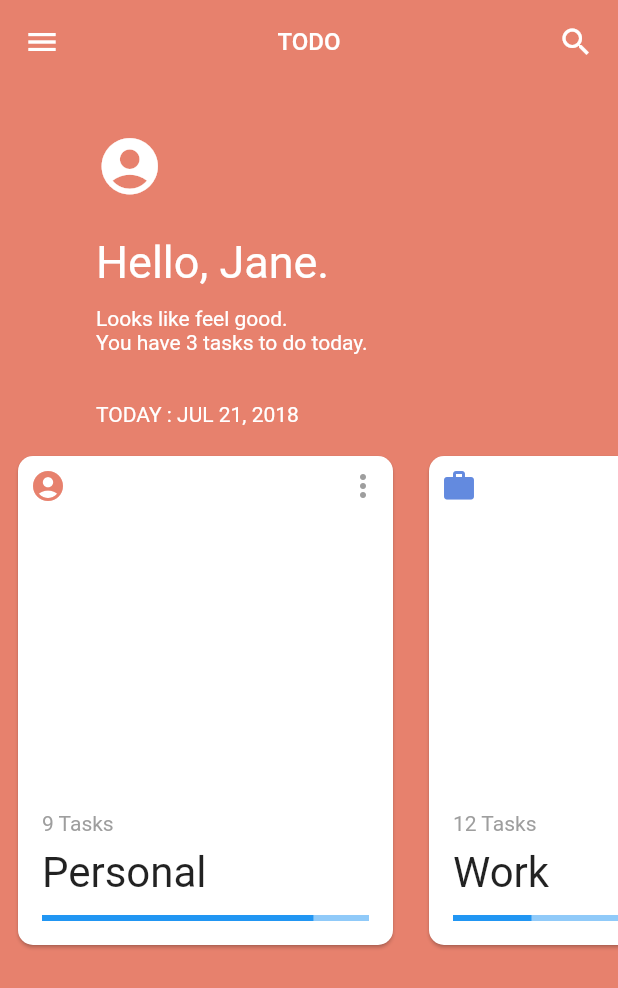
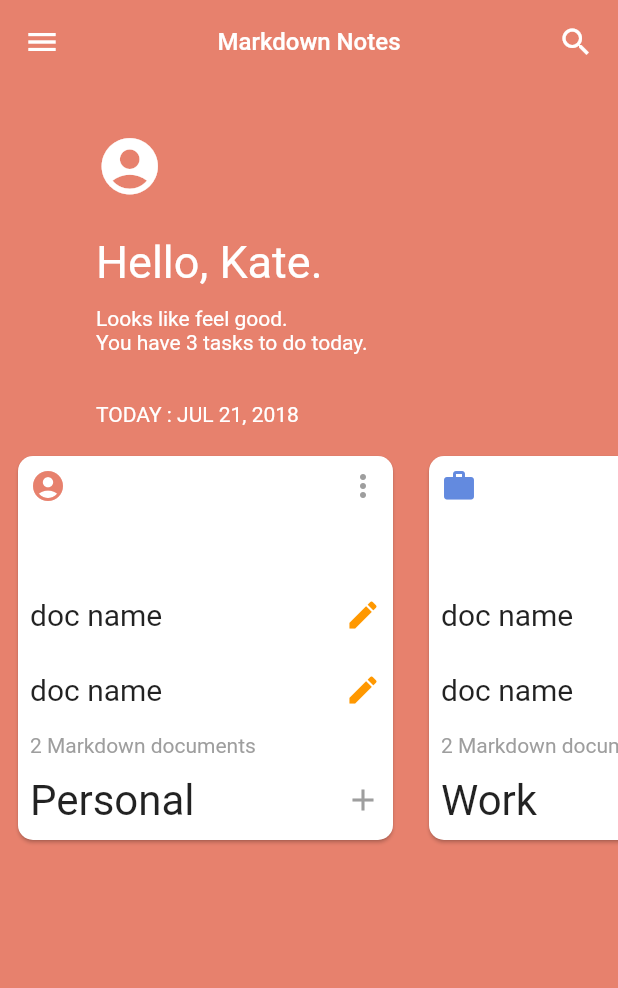
Before and after one commit to Mgrabowski147/MarkdownNotesFlutter, a Flutter app: the screen it shows after launch, on a phone screen of 412 x 824 dp. Shown: the top 988 px of the screen. Run offline on Flutter 3.47's test engine with Material 2 defaults, Android fonts, the phone set to English and light mode, and no system bars; our stand-ins replace flutter_markdown.

Commit message:
Lookup of markdown docs

```diff
--- a/lib/CardItemModel.dart
+++ b/lib/CardItemModel.dart
@@ -1,13 +1,24 @@
-
 import 'package:flutter/material.dart';
 
+import 'editor-widget/mdDocument.dart';
+
 class CardItemModel {
-
   String cardTitle;
   IconData icon;
   int tasksRemaining;
   double taskCompletion;
+  List<MdDocument> documents;
+  Color color;
 
-  CardItemModel(this.cardTitle, this.icon, this.tasksRemaining, this.taskCompletion);
+  CardItemModel(
+      this.cardTitle, this.icon, this.tasksRemaining, this.taskCompletion, this.color) {
+    this.documents = new List();
+    var mockDocument = new MdDocument();
+    mockDocument.name = "doc name";
+    this.documents.add(mockDocument);
 
+    var mockDocument2 = new MdDocument();
+    mockDocument2.name = "doc name";
+    this.documents.add(mockDocument2);
+  }
 }
--- a/lib/ScrollingPage.dart
+++ b/lib/ScrollingPage.dart
@@ -1,5 +1,7 @@
 import 'package:flutter/material.dart';
 import 'CardItemModel.dart';
+import 'editor-widget/markdownEditorWidget.dart';
+import 'editor-widget/mdDocument.dart';
 
 class HomePage extends StatefulWidget {
   @override
@@ -7,20 +9,19 @@ class HomePage extends StatefulWidget {
 }
 
 class _HomePageState extends State<HomePage> with TickerProviderStateMixin {
+  // var appColors = [
+  //   ,
+  //   ,
 
-  var appColors = [
-    Color.fromRGBO(231, 129, 109, 1.0),
-    Color.fromRGBO(99, 138, 223, 1.0),
-    Color.fromRGBO(111, 194, 173, 1.0)
-  ];
+  // ];
   var cardIndex = 0;
   ScrollController scrollController;
   var currentColor = Color.fromRGBO(231, 129, 109, 1.0);
 
   var cardsList = [
-    CardItemModel("Personal", Icons.account_circle, 9, 0.83),
-    CardItemModel("Work", Icons.work, 12, 0.24),
-    CardItemModel("Home", Icons.home, 7, 0.32)
+    CardItemModel("Personal", Icons.account_circle, 9, 0.83, Color.fromRGBO(231, 129, 109, 1.0)),
+    CardItemModel("Work", Icons.work, 12, 0.24, Color.fromRGBO(99, 138, 223, 1.0)),
+    CardItemModel("Home", Icons.home, 7, 0.32, Color.fromRGBO(111, 194, 173, 1.0))
   ];
 
   AnimationController animationController;
@@ -38,7 +39,10 @@ class _HomePageState extends State<HomePage> with TickerProviderStateMixin {
     return new Scaffold(
       backgroundColor: currentColor,
       appBar: new AppBar(
-        title: new Text("TODO", style: TextStyle(fontSize: 16.0),),
+        title: new Text(
+          "Markdown Notes",
+          style: TextStyle(fontSize: 16.0),
+        ),
         backgroundColor: currentColor,
         centerTitle: true,
         actions: <Widget>[
@@ -55,8 +59,8 @@ class _HomePageState extends State<HomePage> with TickerProviderStateMixin {
           children: <Widget>[
             Row(),
             Padding(
-              padding: const EdgeInsets.symmetric(
-                  horizontal: 64.0, vertical: 24.0),
+              padding:
+                  const EdgeInsets.symmetric(horizontal: 64.0, vertical: 24.0),
               child: Container(
                 child: Column(
                   crossAxisAlignment: CrossAxisAlignment.start,
@@ -64,19 +68,31 @@ class _HomePageState extends State<HomePage> with TickerProviderStateMixin {
                     Padding(
                       padding: const EdgeInsets.symmetric(vertical: 8.0),
                       child: Icon(
-                        Icons.account_circle, size: 45.0, color: Colors.white,),
+                        Icons.account_circle,
+                        size: 45.0,
+                        color: Colors.white,
+                      ),
                     ),
                     Padding(
                       padding: const EdgeInsets.fromLTRB(0.0, 16.0, 0.0, 12.0),
-                      child: Text("Hello, Jane.", style: TextStyle(
+                      child: Text(
+                        "Hello, Kate.",
+                        style: TextStyle(
                             fontSize: 30.0,
                             color: Colors.white,
-                          fontWeight: FontWeight.w400),),
+                            fontWeight: FontWeight.w400),
                       ),
-                    Text("Looks like feel good.",
-                      style: TextStyle(color: Colors.white),),
-                    Text("You have 3 tasks to do today.",
-                      style: TextStyle(color: Colors.white,),),
+                    ),
+                    Text(
+                      "Looks like feel good.",
+                      style: TextStyle(color: Colors.white),
+                    ),
+                    Text(
+                      "You have 3 tasks to do today.",
+                      style: TextStyle(
+                        color: Colors.white,
+                      ),
+                    ),
                   ],
                 ),
               ),
@@ -87,17 +103,34 @@ class _HomePageState extends State<HomePage> with TickerProviderStateMixin {
                 Padding(
                   padding: const EdgeInsets.symmetric(
                       horizontal: 64.0, vertical: 8.0),
-                  child: Text("TODAY : JUL 21, 2018",
-                    style: TextStyle(color: Colors.white),),
+                  child: Text(
+                    "TODAY : JUL 21, 2018",
+                    style: TextStyle(color: Colors.white),
+                  ),
                 ),
                 Container(
-                  height: 350.0,
+                  height: 280.0,
                   child: ListView.builder(
                     physics: NeverScrollableScrollPhysics(),
                     itemCount: 3,
                     controller: scrollController,
                     scrollDirection: Axis.horizontal,
                     itemBuilder: (context, position) {
+                      return _buildCard(cardsList[position]);
+                        // cardsList.map((card) => _buildCard(card));
+                    },
+                  ),
+                ),
+              ],
+            )
+          ],
+        ),
+      ),
+      drawer: Drawer(),
+    );
+  }
+
+  Widget _buildCard(CardItemModel cardItem) {
     return GestureDetector(
       child: Padding(
         padding: const EdgeInsets.all(8.0),
@@ -106,48 +139,58 @@ class _HomePageState extends State<HomePage> with TickerProviderStateMixin {
             width: 250.0,
             child: Column(
               crossAxisAlignment: CrossAxisAlignment.start,
-                                mainAxisAlignment: MainAxisAlignment
-                                    .spaceBetween,
+              mainAxisAlignment: MainAxisAlignment.spaceBetween,
               children: <Widget>[
                 Padding(
                   padding: const EdgeInsets.all(8.0),
                   child: Row(
-                                      mainAxisAlignment: MainAxisAlignment
-                                          .spaceBetween,
+                    mainAxisAlignment: MainAxisAlignment.spaceBetween,
                     children: <Widget>[
-                                        Icon(cardsList[position].icon,
-                                          color: appColors[position],),
                       Icon(
-                                          Icons.more_vert, color: Colors.grey,),
+                        cardItem.icon,
+                        color: cardItem.color,
+                      ),
+                      Icon(
+                        Icons.more_vert,
+                        color: Colors.grey,
+                      ),
                     ],
                   ),
                 ),
                 Padding(
-                                    padding: const EdgeInsets.all(8.0),
+                  padding: const EdgeInsets.only(top: 2.0, bottom: 2.0),
                   child: Column(
-                                      crossAxisAlignment: CrossAxisAlignment
-                                          .start,
+                    crossAxisAlignment: CrossAxisAlignment.start,
                     children: <Widget>[
-                                        Padding(
+                      ...cardItem
+                          .documents
+                          // TODO: .sort((doc) => doc.editDate)
+                          .take(2)
+                          .map(
+                            (doc) => Padding(
                                 padding: const EdgeInsets.symmetric(
-                                              horizontal: 8.0, vertical: 4.0),
-                                          child: Text("${cardsList[position]
-                                              .tasksRemaining} Tasks",
-                                            style: TextStyle(
-                                                color: Colors.grey),),
+                                    horizontal: 8.0, vertical: 1.0),
+                                child: _buildMarkdownDocumentRow(doc)),
                           ),
                       Padding(
                         padding: const EdgeInsets.symmetric(
                             horizontal: 8.0, vertical: 4.0),
                         child: Text(
-                                            "${cardsList[position].cardTitle}",
-                                            style: TextStyle(fontSize: 28.0),),
+                          "${cardItem.documents.length} Markdown documents",
+                          style: TextStyle(color: Colors.grey),
+                        ),
                       ),
                       Padding(
-                                          padding: const EdgeInsets.all(8.0),
-                                          child: LinearProgressIndicator(
-                                            value: cardsList[position]
-                                                .taskCompletion,),
+                        padding: const EdgeInsets.symmetric(
+                            horizontal: 8.0, vertical: 8.0),
+                        child: Row(
+                          mainAxisAlignment: MainAxisAlignment.spaceBetween,
+                          children: <Widget>[
+                            Text("${cardItem.cardTitle}",
+                                style: TextStyle(fontSize: 28.0)),
+                            Icon(
+                              Icons.add,
+                              color: Colors.grey,
                             ),
                           ],
                         ),
@@ -155,35 +198,35 @@ class _HomePageState extends State<HomePage> with TickerProviderStateMixin {
                     ],
                   ),
                 ),
-                            shape: RoundedRectangleBorder(
-                                borderRadius: BorderRadius.circular(10.0)
+              ],
             ),
+          ),
+          shape:
+              RoundedRectangleBorder(borderRadius: BorderRadius.circular(10.0)),
         ),
       ),
       onHorizontalDragEnd: (details) {
-                          animationController = AnimationController(vsync: this,
-                              duration: Duration(milliseconds: 500));
+        animationController = AnimationController(
+            vsync: this, duration: Duration(milliseconds: 500));
         curvedAnimation = CurvedAnimation(
-                              parent: animationController,
-                              curve: Curves.fastOutSlowIn);
+            parent: animationController, curve: Curves.fastOutSlowIn);
         animationController.addListener(() {
           setState(() {
-                              currentColor =
-                                  colorTween.evaluate(curvedAnimation);
+            currentColor = colorTween.evaluate(curvedAnimation);
           });
         });
 
         if (details.velocity.pixelsPerSecond.dx > 0) {
           if (cardIndex > 0) {
             cardIndex--;
-                              colorTween = ColorTween(begin: currentColor,
-                                  end: appColors[cardIndex]);
+            colorTween =
+                ColorTween(begin: currentColor, end: cardItem.color);
           }
         } else {
           if (cardIndex < 2) {
             cardIndex++;
-                              colorTween = ColorTween(begin: currentColor,
-                                  end: appColors[cardIndex]);
+            colorTween =
+                ColorTween(begin: currentColor, end: cardItem.color);
           }
         }
         setState(() {
@@ -197,15 +240,27 @@ class _HomePageState extends State<HomePage> with TickerProviderStateMixin {
         animationController.forward();
       },
     );
+  }
+
+  Widget _buildMarkdownDocumentRow(MdDocument document) {
+    // final bool alreadyDone = item.done;
+
+    return new ListTile(
+      title: new Text(document.name, style: TextStyle(fontSize: 20.0)
+          // style: alreadyDone ? _lineThrough : _biggerFont,
+          ),
+      trailing: new Icon(
+        // Add the lines from here...
+        Icons.edit,
+        color: Colors.orange,
+      ),
+      onTap: () async {
+        await Navigator.of(context).push(new MaterialPageRoute(
+          builder: (context) => MarkdownEditorWidget(document),
+        ));
       },
-                  ),
-                ),
-              ],
-            )
-          ],
-        ),
-      ),
-      drawer: Drawer(),
+      contentPadding: EdgeInsets.only(bottom: 0.0),
+      dense: true,
     );
   }
 }
--- /dev/null
+++ b/lib/editor-widget/mdDocument.dart
@@ -0,0 +1,5 @@
+class MdDocument{
+  String uuid;
+  String content;
+  String name;
+}
--- a/pubspec.yaml
+++ b/pubspec.yaml
@@ -23,6 +23,7 @@ dependencies:
   # The following adds the Cupertino Icons font to your application.
   # Use with the CupertinoIcons class for iOS style icons.
   cupertino_icons: ^0.1.2
+  flutter_markdown: ^0.2.0
 
 dev_dependencies:
   flutter_test:
```
Also changed, not shown: lib/editor-widget/lookupWidget.dart (added, +35 -0 lines), lib/editor-widget/markdownEditorWidget.dart (added, +88 -0 lines), lib/editor-widget/editorWidget.dart (added). Lines whose indentation alone changed are shown as unchanged.
